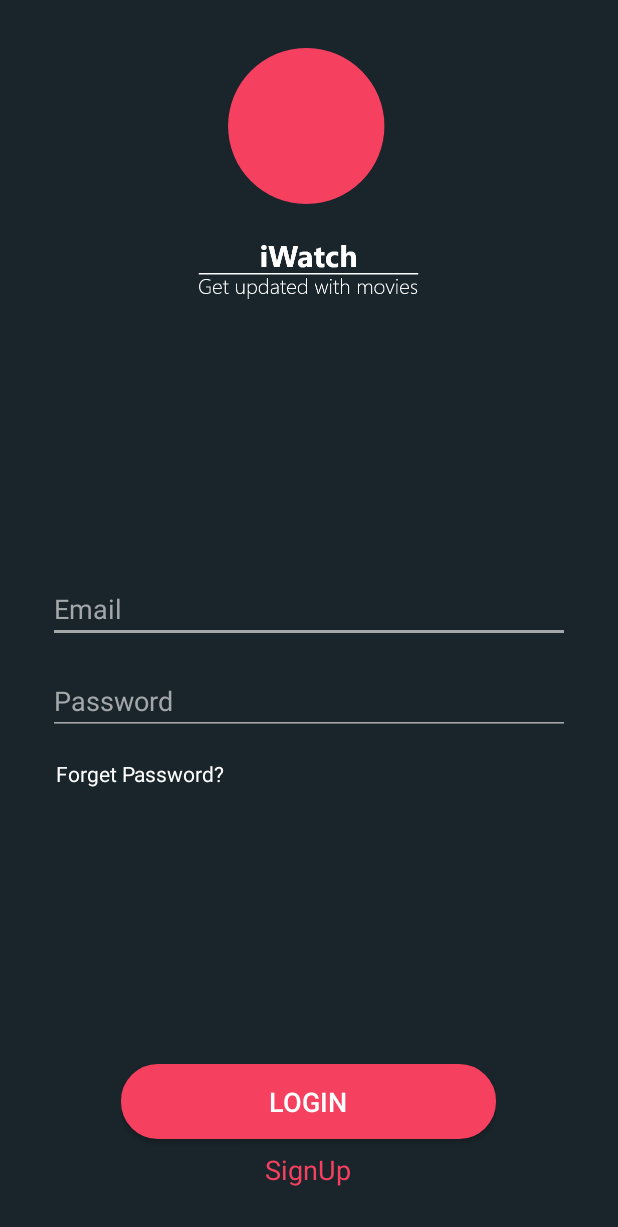
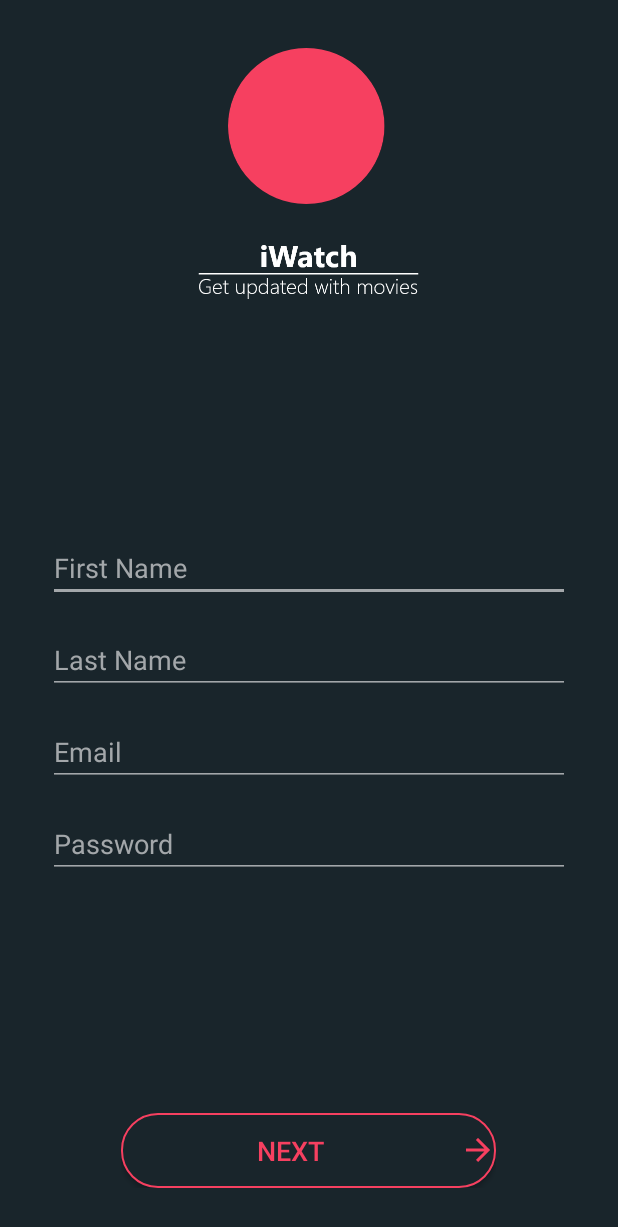
Before and after one commit to walidbenzine/TMDb, an Android app: the screen it shows after launch (MainActivity before the commit, SignUp after it), on a phone screen of 412 x 824 dp. Shown: the top 1227 px of the screen. Run offline under Robolectric (Android 15) with nearby library versions, the phone set to English and light mode, and no system bars.

Commit message:
feat: SignUp activity & Fragment V1

```diff
--- a/app/src/main/java/com/example/iwatch/Activities/SignUp.kt
+++ b/app/src/main/java/com/example/iwatch/Activities/SignUp.kt
@@ -8,6 +8,6 @@ class SignUp : AppCompatActivity() {
 
     override fun onCreate(savedInstanceState: Bundle?) {
         super.onCreate(savedInstanceState)
-        setContentView(R.layout.activity_sign_up)
+        setContentView(R.layout.fragment_sign_up1)
     }
 }
--- a/app/src/main/res/drawable/next_button.xml
+++ b/app/src/main/res/drawable/next_button.xml
@@ -6,7 +6,6 @@
             <solid android:color="@color/darkGrey"/>
             <stroke android:color="@color/bordo" android:width="1dp" />
             <size android:width="250dp" android:height="50dp"/>
-
         </shape>
     </item>
     <item android:state_pressed="true">
--- a/app/src/main/res/layout/activity_sign_up.xml
+++ b/app/src/main/res/layout/activity_sign_up.xml
@@ -2,8 +2,10 @@
 <androidx.constraintlayout.widget.ConstraintLayout xmlns:android="http://schemas.android.com/apk/res/android"
     xmlns:app="http://schemas.android.com/apk/res-auto"
     xmlns:tools="http://schemas.android.com/tools"
+    android:id="@+id/contaner"
     android:layout_width="match_parent"
     android:layout_height="match_parent"
     tools:context=".Activities.SignUp">
 
+
 </androidx.constraintlayout.widget.ConstraintLayout>
--- a/app/src/main/res/layout/fragment_sign_up1.xml
+++ b/app/src/main/res/layout/fragment_sign_up1.xml
@@ -3,12 +3,93 @@
     xmlns:tools="http://schemas.android.com/tools"
     android:layout_width="match_parent"
     android:layout_height="match_parent"
+    android:background="@color/darkGrey"
     tools:context=".Fragments.SignUp1">
 
-    <!-- TODO: Update blank fragment layout -->
-    <TextView
+
+    <LinearLayout
         android:layout_width="match_parent"
         android:layout_height="match_parent"
-        android:text="@string/hello_blank_fragment" />
+        android:orientation="vertical"
+        android:gravity="center_horizontal"
+        android:padding="32dp">
+
+        <ImageView
+            android:layout_width="wrap_content"
+            android:layout_height="wrap_content"
+            android:background="@mipmap/logo"
+            android:layout_weight="0">
+        </ImageView>
+
+        <LinearLayout
+            android:layout_width="match_parent"
+            android:layout_height="wrap_content"
+            android:orientation="vertical"
+            android:gravity="center_vertical"
+            android:layout_weight="1">
+
+            <EditText
+                android:layout_width="match_parent"
+                android:layout_height="wrap_content"
+                android:backgroundTint="@color/lightGrey"
+                android:textColorHint="@color/lightGrey"
+                android:hint="First Name"
+                android:textColor="@color/white"
+                android:inputType="textEmailAddress">
+            </EditText>
+            <EditText
+                android:layout_width="match_parent"
+                android:layout_height="wrap_content"
+                android:layout_marginTop="16dp"
+                android:backgroundTint="@color/lightGrey"
+                android:textColorHint="@color/lightGrey"
+                android:hint="Last Name"
+                android:textColor="@color/white"
+                android:inputType="textPassword">
+            </EditText>
+            <EditText
+                android:layout_width="match_parent"
+                android:layout_height="wrap_content"
+                android:layout_marginTop="16dp"
+                android:backgroundTint="@color/lightGrey"
+                android:textColorHint="@color/lightGrey"
+                android:hint="Email"
+                android:textColor="@color/white"
+                android:inputType="textPassword">
+            </EditText>
+            <EditText
+                android:layout_width="match_parent"
+                android:layout_height="wrap_content"
+                android:layout_marginTop="16dp"
+                android:backgroundTint="@color/lightGrey"
+                android:textColorHint="@color/lightGrey"
+                android:hint="Password"
+                android:textColor="@color/white"
+                android:inputType="textPassword">
+            </EditText>
+
+        </LinearLayout>
+        <LinearLayout
+            android:layout_width="wrap_content"
+            android:layout_height="wrap_content"
+            android:layout_weight="0"
+            android:orientation="vertical"
+            android:gravity="center_horizontal">
+            <Button
+                style="@style/ButtonCnx"
+                android:id="@+id/btn_next"
+                android:background="@drawable/next_button"
+                android:layout_width="wrap_content"
+                android:layout_height="wrap_content"
+                android:text="Next"
+                android:textColor="@color/bordo"
+                android:drawableRight="@mipmap/ic_arrow_next"></Button>
+
+        </LinearLayout>
+
+    </LinearLayout>
+
+
+
 
 </FrameLayout>
```
Also changed, not shown: app/src/main/AndroidManifest.xml (+5 -3 lines), app/src/main/java/com/example/iwatch/Fragments/SignUp1.kt (+25 -1 lines), app/src/main/res/layout/fragment_sign_up2.xml (+62 -3 lines), app/src/main/res/mipmap-hdpi/ic_arrow_next.png (added), app/src/main/res/mipmap-mdpi/ic_arrow_next.png (added), app/src/main/res/mipmap-xhdpi/ic_arrow_next.png (added), app/src/main/res/mipmap-xxhdpi/ic_arrow_next.png (added), app/src/main/res/mipmap-xxxhdpi/ic_arrow_next.png (added).
